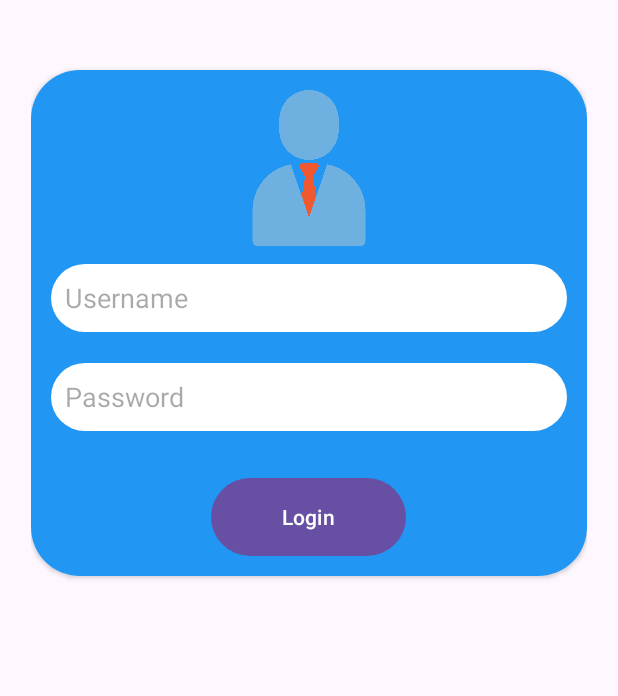
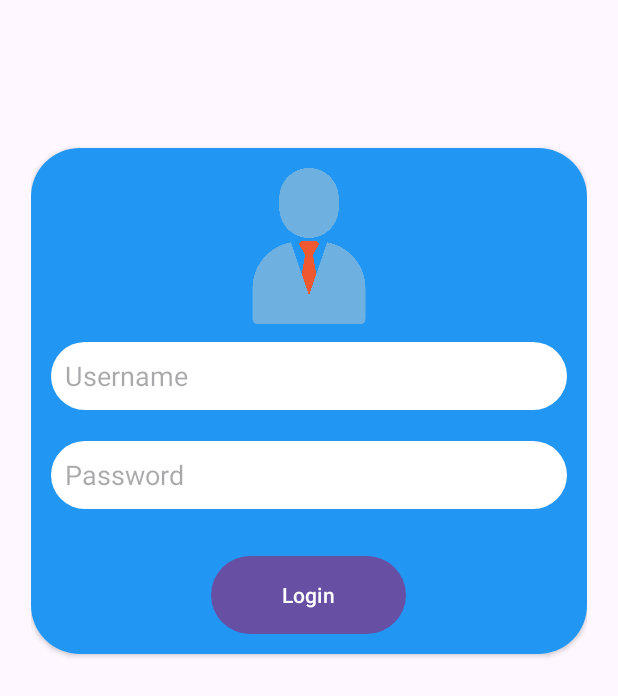
Before and after one commit to Lovepreet78/Event-Management-App, an Android app: the LoginActivity screen opened directly, with no data from a screen before it, on a phone screen of 412 x 824 dp. Shown: the top 696 px of the screen. Run offline under Robolectric (Android 15) with nearby library versions, the phone set to English and light mode, and no system bars; our stand-ins replace sdp/ssp sizes.

Commit message:
login test and paging testing

```diff
--- a/app/src/main/java/com/example/eventmanagement/users/userpostedevents/UserPostedEventsRecyclerViewAdapter.kt
+++ b/app/src/main/java/com/example/eventmanagement/users/userpostedevents/UserPostedEventsRecyclerViewAdapter.kt
@@ -39,7 +39,6 @@ class UserPostedEventsRecyclerViewAdapter(private val events:List<EventDTO>, pri
             context.startActivity(intentToEventDetail)
 
 
-
         }
     }
 
--- a/app/src/main/res/layout/activity_login.xml
+++ b/app/src/main/res/layout/activity_login.xml
@@ -8,13 +8,21 @@
         xmlns:app="http://schemas.android.com/apk/res-auto"
         android:padding="@dimen/_16sdp"
         tools:context=".authentication.LoginActivity">
+    <ProgressBar
+        android:layout_width="wrap_content"
+        android:layout_height="wrap_content"
+        android:visibility="gone"
+        android:elevation="10dp"
+        android:layout_centerInParent="true"
+        android:id="@+id/loginProgressBar"/>
 
         <androidx.cardview.widget.CardView
             android:layout_width="match_parent"
             android:layout_height="wrap_content"
             android:elevation="@dimen/_6sdp"
             app:cardCornerRadius="@dimen/_25sdp"
-            android:layout_marginTop="@dimen/_20sdp"
+            android:layout_marginTop="@dimen/_60sdp"
+
 
             >
             <LinearLayout
@@ -75,6 +83,9 @@
 
 
             </LinearLayout>
+
+
+
         </androidx.cardview.widget.CardView>
 
 
```
Also changed, not shown: app/src/main/java/com/example/eventmanagement/authentication/LoginActivity.kt (+46 -19 lines), app/src/main/java/com/example/eventmanagement/eventactivities/EventDisplayerActivity.kt (+11 -6 lines).
